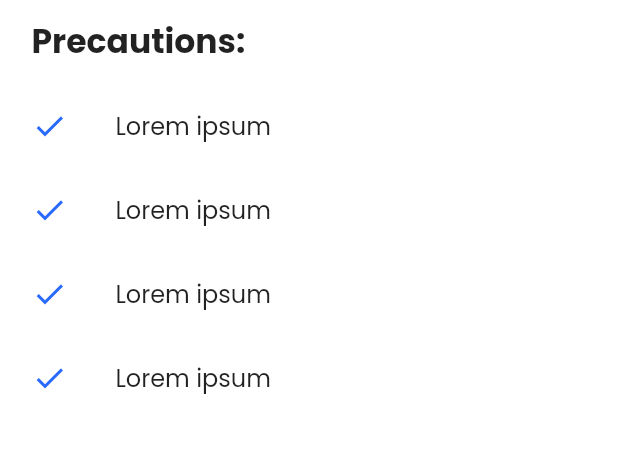
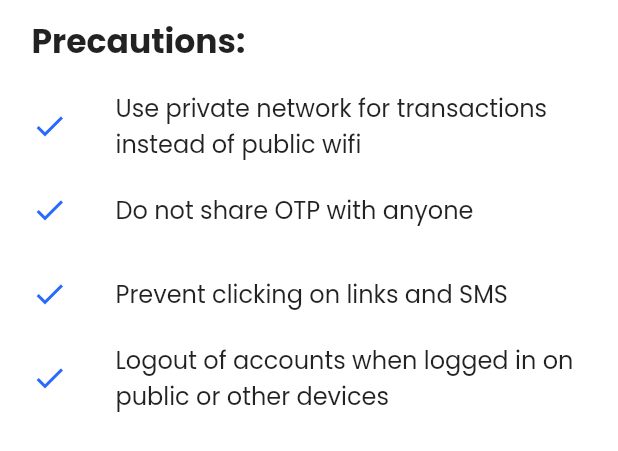
Before and after one commit to jogeshgupta963/Holocaust, a Flutter app: the PrecautionSection widget shown alone on an empty page, opened directly, on a phone screen of 412 x 824 dp. Shown: the top 451 px of the screen. Run offline on Flutter 3.47's test engine with Material 2 defaults, Android fonts, the phone set to English and light mode, and no system bars; our stand-ins replace auto_route, dio, fl_chart, flutter_riverpod, freezed_annotation, google_fonts and 2 more; missing offline and left inert: dart:ffi; generated files the repository leaves out were written again.

Commit message:
Minor Changes

```diff
--- a/client_app/lib/logic/clients/api_client.dart
+++ b/client_app/lib/logic/clients/api_client.dart
@@ -4,7 +4,7 @@ import 'package:retrofit/retrofit.dart';
 
 part 'api_client.g.dart';
 
-@RestApi(baseUrl: 'http://172.16.131.13:5000')
+@RestApi(baseUrl: 'http://172.16.74.44:5000')
 abstract class ApiClient {
   factory ApiClient(
     Dio dio, {
--- a/client_app/lib/models/requests/fetch_spam_message_data.dart
+++ b/client_app/lib/models/requests/fetch_spam_message_data.dart
@@ -4,12 +4,12 @@ part 'fetch_spam_message_data.g.dart';
 
 @JsonSerializable()
 class SpamMessageData {
-  final String data;
+  final List<double>? data;
 
   final bool success;
 
   const SpamMessageData({
-    required this.data,
+    this.data,
     required this.success,
   });
 
--- a/client_app/lib/ui/risk_score/risk_score.dart
+++ b/client_app/lib/ui/risk_score/risk_score.dart
@@ -10,8 +10,8 @@ import 'package:kavach/ui/risk_score/widgets/precautions_section.dart';
 
 @RoutePage()
 class RiskScorePage extends ConsumerStatefulWidget {
-  final String message;
-  const RiskScorePage({super.key, required this.message});
+  final List<double> messageData;
+  const RiskScorePage({super.key, required this.messageData});
 
   @override
   ConsumerState<ConsumerStatefulWidget> createState() => _RiskScorePageState();
@@ -26,7 +26,7 @@ class _RiskScorePageState extends ConsumerState<RiskScorePage> {
         child: Column(
           children: [
             const SizedBox(height: 20),
-            RiskScoreBox(message: widget.message),
+            RiskScoreBox(data: widget.messageData),
             const SizedBox(height: 20),
             const PrecautionSection(),
             const SizedBox(height: 40),
--- a/client_app/lib/ui/risk_score/widgets/precautions_section.dart
+++ b/client_app/lib/ui/risk_score/widgets/precautions_section.dart
@@ -30,7 +30,7 @@ class PrecautionSection extends ConsumerWidget {
               color: secondaryColor,
             ),
             title: Text(
-              'Lorem ipsum',
+              'Use private network for transactions instead of public wifi',
               style: GoogleFonts.poppins(
                 fontSize: 16,
                 fontWeight: FontWeight.w400,
@@ -43,7 +43,7 @@ class PrecautionSection extends ConsumerWidget {
               color: secondaryColor,
             ),
             title: Text(
-              'Lorem ipsum',
+              'Do not share OTP with anyone',
               style: GoogleFonts.poppins(
                 fontSize: 16,
                 fontWeight: FontWeight.w400,
@@ -56,7 +56,7 @@ class PrecautionSection extends ConsumerWidget {
               color: secondaryColor,
             ),
             title: Text(
-              'Lorem ipsum',
+              'Prevent clicking on links and SMS',
               style: GoogleFonts.poppins(
                 fontSize: 16,
                 fontWeight: FontWeight.w400,
@@ -69,7 +69,7 @@ class PrecautionSection extends ConsumerWidget {
               color: secondaryColor,
             ),
             title: Text(
-              'Lorem ipsum',
+              'Logout of accounts when logged in on public or other devices',
               style: GoogleFonts.poppins(
                 fontSize: 16,
                 fontWeight: FontWeight.w400,
--- a/client_app/lib/ui/risk_score/widgets/risk_score_box.dart
+++ b/client_app/lib/ui/risk_score/widgets/risk_score_box.dart
@@ -6,8 +6,8 @@ import '../../../widgets/custom_button.dart';
 import 'risk_chart.dart';
 
 class RiskScoreBox extends ConsumerStatefulWidget {
-  final String message;
-  const RiskScoreBox({super.key, required this.message});
+  final List<double> data;
+  const RiskScoreBox({super.key, required this.data});
 
   @override
   ConsumerState<ConsumerStatefulWidget> createState() => _PieChartBoxState();
@@ -39,7 +39,7 @@ class _PieChartBoxState extends ConsumerState<RiskScoreBox> {
                 fontWeight: FontWeight.bold,
               ),
             ),
-            RiskChart(message: widget.message),
+            RiskChart(messageData: widget.data),
             CustomButton(
               isActive: false,
               onTap: () {},
```
Also changed, not shown: client_app/lib/logic/services/api_service_impl.dart (+12 -13 lines), client_app/lib/ui/home/home_page_model.dart (+10 -9 lines), client_app/lib/ui/home/widgets/spam_box.dart (+6 -2 lines), client_app/lib/ui/risk_score/widgets/risk_chart.dart (+4 -5 lines), client_app/lib/logic/clients/api_client.g.dart, client_app/lib/models/requests/fetch_spam_message_data.g.dart, client_app/lib/routing/router.gr.dart, client_app/lib/ui/home/home_page_model.freezed.dart.
